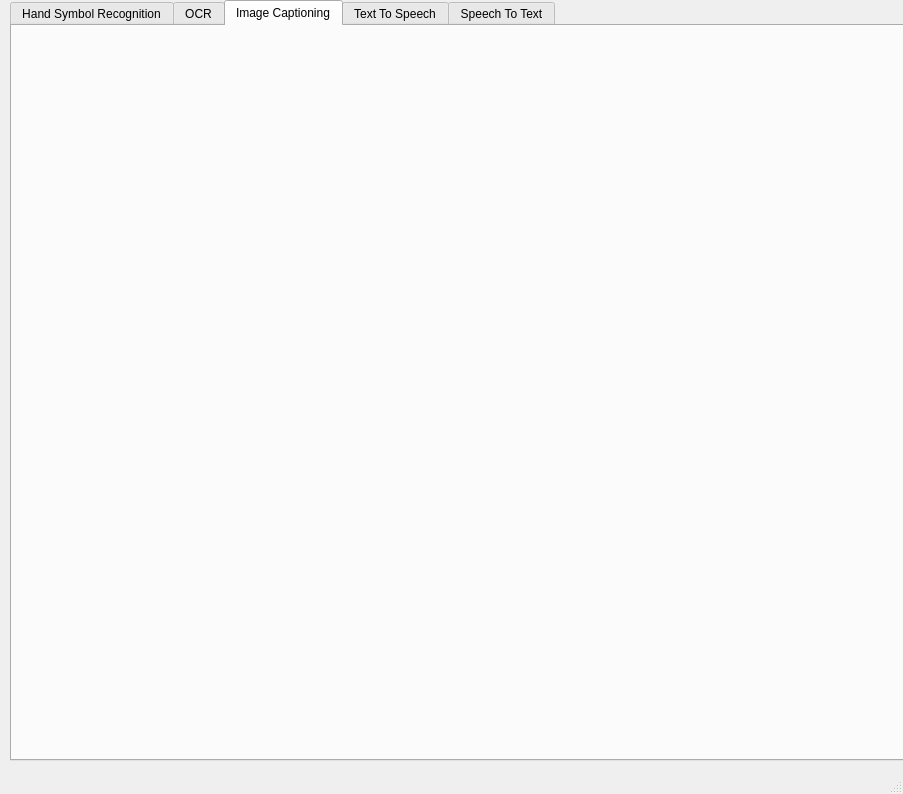
Before: the Qt Designer form DashBoard/MainUI.ui in KamaljeetSahoo/6thSense, drawn with Qt 5.
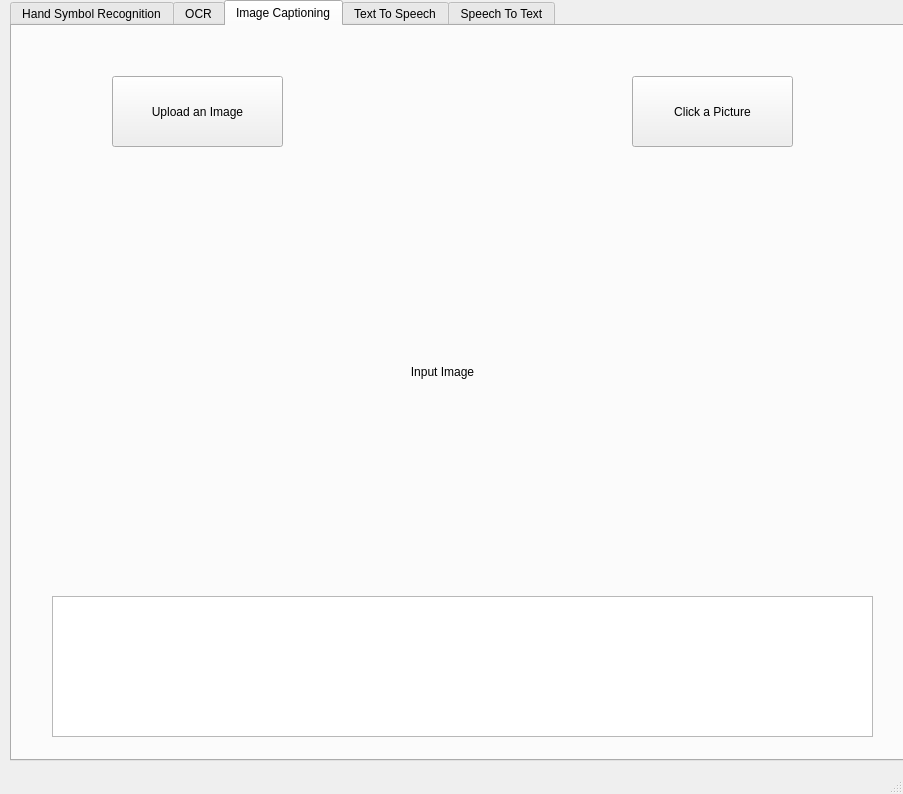
After: the same form once the commit is applied. The open tabs and pages were chosen to show the change.

Commit message: Image captioning GUI integration

```diff
--- a/DashBoard/MainUI.ui
+++ b/DashBoard/MainUI.ui
@@ -117,6 +117,58 @@
      <attribute name="title">
       <string>Image Captioning</string>
      </attribute>
+     <widget class="QPushButton" name="ic_upload">
+      <property name="geometry">
+       <rect>
+        <x>100</x>
+        <y>50</y>
+        <width>171</width>
+        <height>71</height>
+       </rect>
+      </property>
+      <property name="text">
+       <string>Upload an Image</string>
+      </property>
+     </widget>
+     <widget class="QPushButton" name="ic_camera">
+      <property name="geometry">
+       <rect>
+        <x>620</x>
+        <y>50</y>
+        <width>161</width>
+        <height>71</height>
+       </rect>
+      </property>
+      <property name="text">
+       <string>Click a Picture</string>
+      </property>
+     </widget>
+     <widget class="QLabel" name="ic_inp_image">
+      <property name="geometry">
+       <rect>
+        <x>60</x>
+        <y>170</y>
+        <width>741</width>
+        <height>351</height>
+       </rect>
+      </property>
+      <property name="text">
+       <string>Input Image</string>
+      </property>
+      <property name="alignment">
+       <set>Qt::AlignCenter</set>
+      </property>
+     </widget>
+     <widget class="QTextBrowser" name="ic_image_caption">
+      <property name="geometry">
+       <rect>
+        <x>40</x>
+        <y>570</y>
+        <width>821</width>
+        <height>141</height>
+       </rect>
+      </property>
+     </widget>
     </widget>
     <widget class="QWidget" name="text_to_speech">
      <attribute name="title">
```
Left out of the diff: 2 changed lines with no effect on the pictures. The commit also changes 9 other files.
